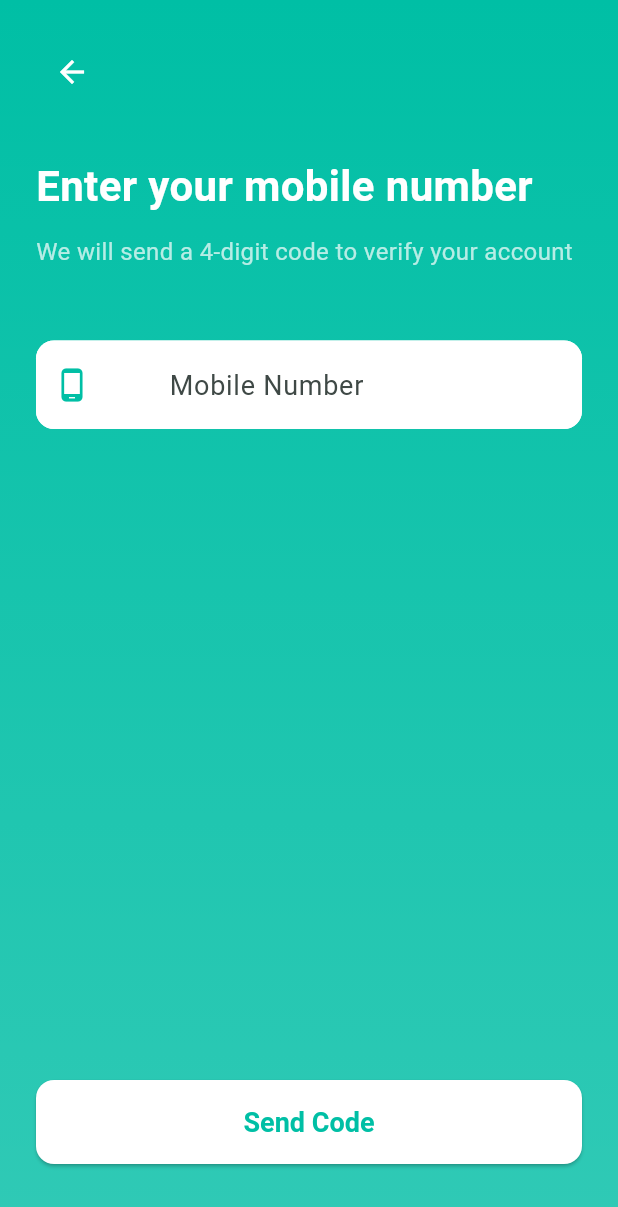
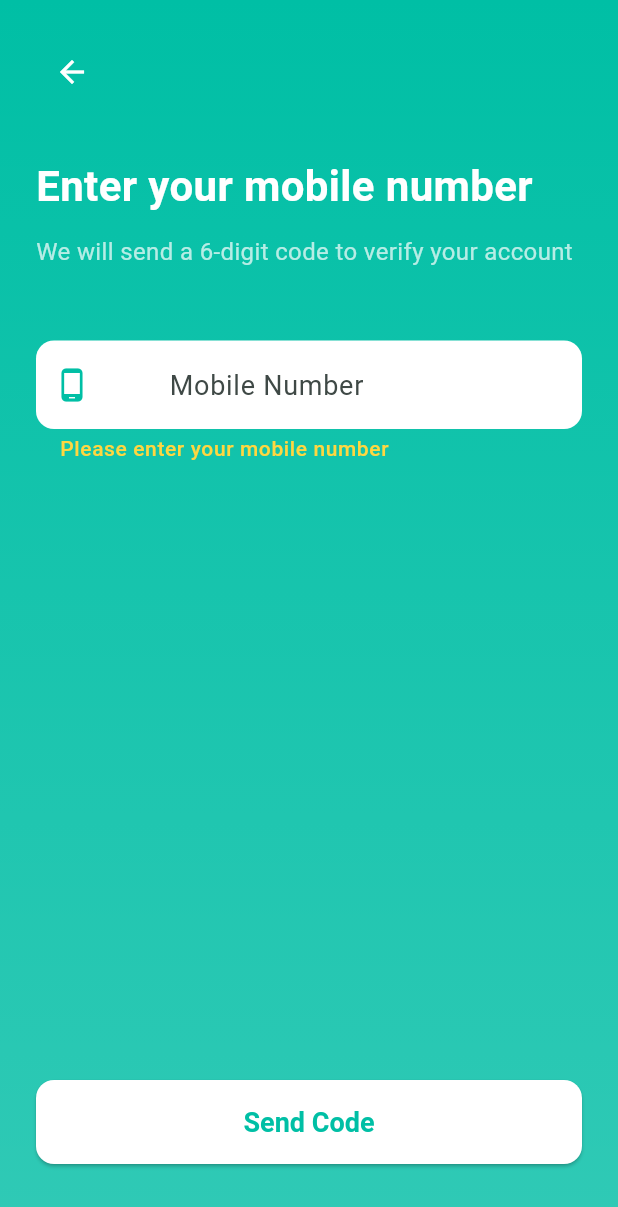
Before and after one commit to AbdulManio/resqride-frontend, a Flutter app: the LoginScreen screen opened by its route, after a tap on "Send Code", on a phone screen of 412 x 824 dp. Shown: the top 1207 px of the screen. Run offline on Flutter 3.47's test engine with Material 3 defaults, Android fonts, the phone set to English and light mode, and no system bars; our stand-ins replace firebase_core, firebase_messaging, geocoding, geolocator, go_router, google_maps_flutter and 3 more; accounts and stored records are empty.

Commit message:
fyp update

```diff
--- a/lib/screens/auth/login_screen.dart
+++ b/lib/screens/auth/login_screen.dart
@@ -1,4 +1,5 @@
 import 'package:flutter/material.dart';
+import 'package:flutter/services.dart';
 import 'package:go_router/go_router.dart';
 import 'package:provider/provider.dart';
 import '../../core/theme/app_theme.dart';
@@ -14,14 +15,16 @@ class LoginScreen extends StatefulWidget {
 
 class _LoginScreenState extends State<LoginScreen> {
   final TextEditingController _phoneController = TextEditingController();
+  final _formKey = GlobalKey<FormState>();
   bool _isLoading = false;
 
   Future<void> _sendOtp() async {
-    if (_phoneController.text.isEmpty) return;
+    if (!_formKey.currentState!.validate()) return;
 
     final authProvider = context.read<AuthProvider>();
     final phone = '+92${_phoneController.text.trim()}';
 
+    FocusScope.of(context).unfocus();
     setState(() => _isLoading = true);
 
     final response = await AuthService.sendOtp(
@@ -75,6 +78,8 @@ class _LoginScreenState extends State<LoginScreen> {
         child: SafeArea(
           child: Padding(
             padding: const EdgeInsets.all(24.0),
+            child: Form(
+              key: _formKey,
               child: Column(
                 crossAxisAlignment: CrossAxisAlignment.start,
                 children: [
@@ -93,19 +98,27 @@ class _LoginScreenState extends State<LoginScreen> {
                   ),
                   const SizedBox(height: 12),
                   const Text(
-                  'We will send a 4-digit code to verify your account',
+                    'We will send a 6-digit code to verify your account',
                     style: TextStyle(color: Colors.white70, fontSize: 16),
                   ),
                   const SizedBox(height: 48),
-                Container(
-                  decoration: BoxDecoration(
-                    color: Colors.white,
-                    borderRadius: BorderRadius.circular(12),
-                  ),
-                  child: TextField(
+                  TextFormField(
                     controller: _phoneController,
                     keyboardType: TextInputType.phone,
                     style: const TextStyle(fontSize: 18),
+                    inputFormatters: [
+                      FilteringTextInputFormatter.digitsOnly,
+                      LengthLimitingTextInputFormatter(10),
+                    ],
+                    validator: (value) {
+                      if (value == null || value.isEmpty) {
+                        return 'Please enter your mobile number';
+                      }
+                      if (value.length != 10) {
+                        return 'Please enter a valid 10-digit mobile number';
+                      }
+                      return null;
+                    },
                     decoration: InputDecoration(
                       hintText: 'Mobile Number',
                       prefixIcon: const Icon(Icons.phone_android,
@@ -117,6 +130,10 @@ class _LoginScreenState extends State<LoginScreen> {
                       ),
                       filled: true,
                       fillColor: Colors.white,
+                      errorStyle: const TextStyle(
+                        color: Colors.amberAccent,
+                        fontSize: 14,
+                        fontWeight: FontWeight.w500,
                       ),
                     ),
                   ),
@@ -140,6 +157,7 @@ class _LoginScreenState extends State<LoginScreen> {
             ),
           ),
         ),
+      ),
     );
   }
 }
--- a/lib/services/api_service.dart
+++ b/lib/services/api_service.dart
@@ -6,8 +6,11 @@ class ApiService {
   // ⚠️ Change this to your machine's IP when testing on a real phone
   // For emulator: http://10.0.2.2:5000/api
   // For real device: http://192.168.x.x:5000/api  ← your WiFi IP
-  static const String baseUrl =
-      'https://adventurous-growth-production-bb4a.up.railway.app/api';
+  // For Railway (production)
+  // static const String baseUrl = 'https://adventurous-growth-production-bb4a.up.railway.app/api';
+
+  // For Emulator (local testing)
+  static const String baseUrl = 'http://10.0.2.2:5000/api';
   // ─── Save JWT token ──────────────────────────────────────────────────────
   static Future<void> saveToken(String token) async {
     final prefs = await SharedPreferences.getInstance();
@@ -62,7 +65,7 @@ class ApiService {
         Uri.parse('$baseUrl$endpoint'),
         headers: _headers,
         body: jsonEncode(body),
-      );
+      ).timeout(const Duration(seconds: 10));
       return jsonDecode(response.body);
     } catch (e) {
       return {'success': false, 'message': 'Network error: $e'};
```
Also changed, not shown: lib/screens/auth/otp_screen.dart (+19 -12 lines), lib/screens/customer/create_request_screen.dart (+8 -11 lines), lib/screens/customer/dashboard_screen.dart (+6 -3 lines), lib/screens/customer/live_support_screen.dart (+5 -2 lines), 2 other files. Lines whose indentation alone changed are shown as unchanged.
